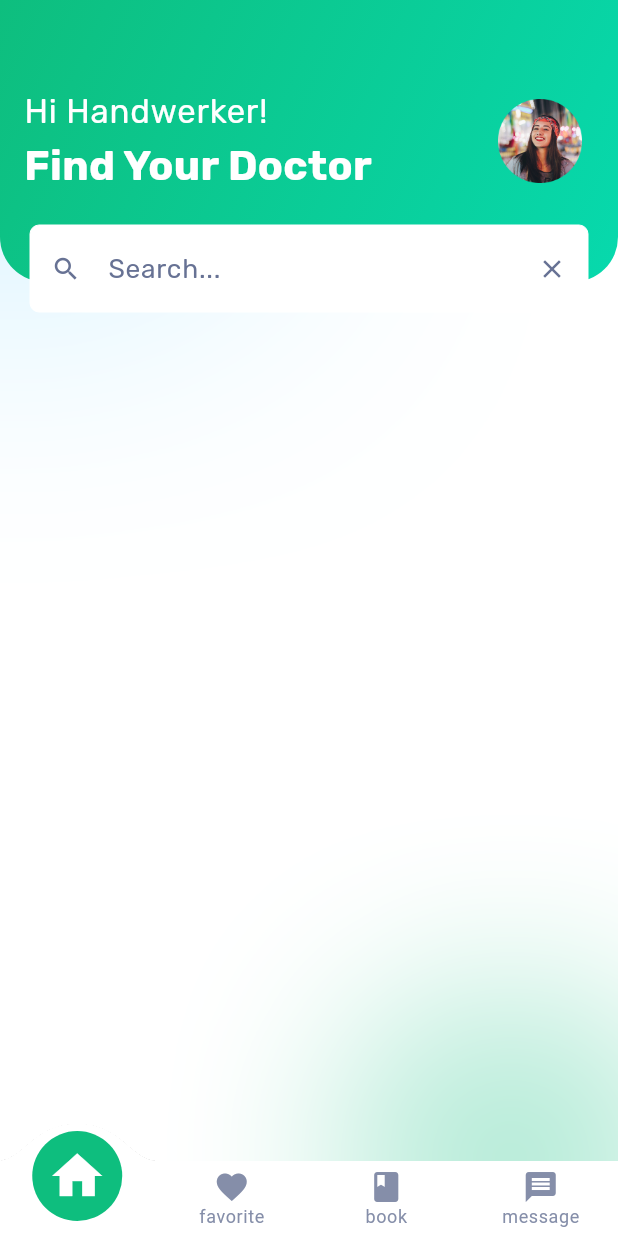
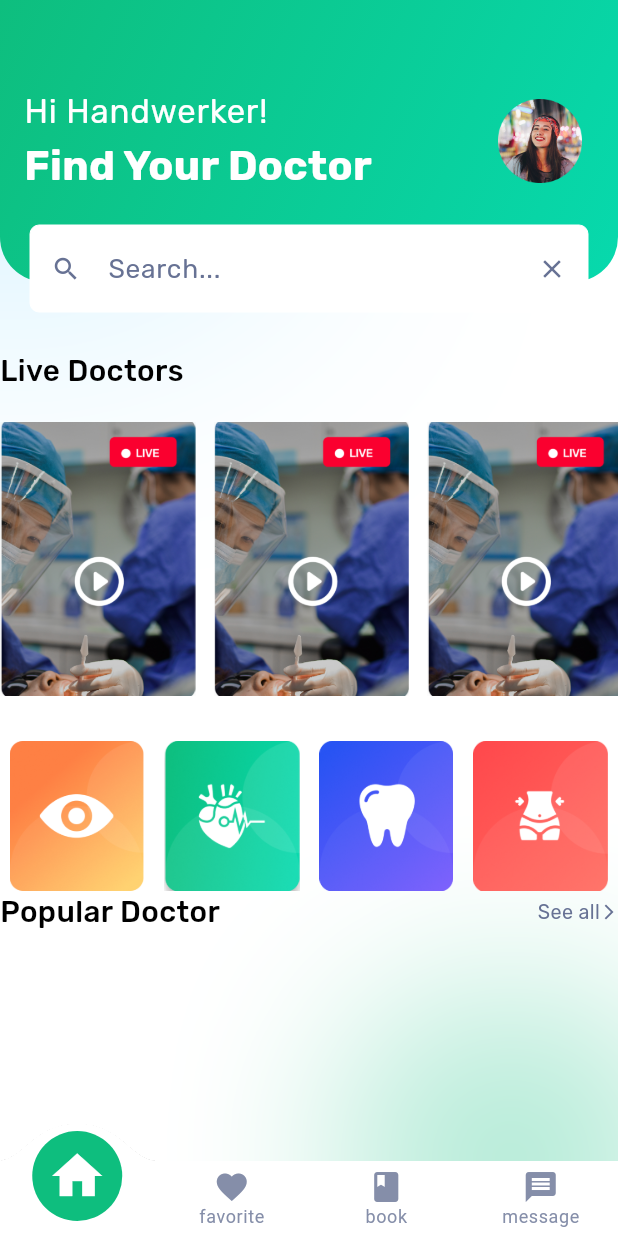
Before and after one commit to Elkady468/doctor_app, a Flutter app: the screen it shows after launch, on a phone screen of 412 x 824 dp. Run offline on Flutter 3.47's test engine with Material 3 defaults, Android fonts, the phone set to English and light mode, and no system bars; drawn by our look-alikes of convex_bottom_bar; our stand-ins replace flutter_svg.

Commit message:
add populer doctor header

```diff
--- a/lib/core/utils/Assets.dart
+++ b/lib/core/utils/Assets.dart
@@ -9,4 +9,11 @@ class Assets {
   static String Doctor2 = "assets/images/Ellipse 154 (1).png";
   static String Doctor3 = "assets/images/Ellipse 154 (2).png";
   static String userImage = "assets/images/Ellipse 26.png";
+  static String liveDoctor = "assets/images/doctor 2.png";
+  static String depr1 = "assets/images/Group 666.png";
+  static String depr2 = "assets/images/Group 665.png";
+  static String depr3 = "assets/images/Group 664.png";
+  static String depr4 = "assets/images/Group 667 (1).png";
+  static String populerDoctor1 = "assets/images/image.png";
+  static String populerDoctor2 = "assets/images/Rectangle 508.png";
 }
--- a/lib/feature/home/presentation/views/widgets/custom_app_bar.dart
+++ b/lib/feature/home/presentation/views/widgets/custom_app_bar.dart
@@ -2,7 +2,6 @@ import 'package:doctor_app/core/utils/Assets.dart';
 import 'package:doctor_app/core/utils/styles.dart';
 import 'package:doctor_app/feature/home/presentation/views/widgets/custom_text_field.dart';
 import 'package:flutter/material.dart';
-import 'package:flutter_svg/svg.dart';
 
 class CustomAppBar extends StatelessWidget {
   const CustomAppBar({super.key});
--- /dev/null
+++ b/lib/feature/home/presentation/views/widgets/deprs.dart
@@ -0,0 +1,18 @@
+import 'package:doctor_app/core/utils/Assets.dart';
+import 'package:flutter/material.dart';
+
+class Deprs extends StatelessWidget {
+  Deprs({super.key});
+  List<String> depr = [Assets.depr1, Assets.depr2, Assets.depr3, Assets.depr4];
+  @override
+  Widget build(BuildContext context) {
+    return Row(
+      children: [
+        Expanded(child: Image.asset(depr[0], height: 100)),
+        Expanded(child: Image.asset(depr[1], height: 100)),
+        Expanded(child: Image.asset(depr[2], height: 100)),
+        Expanded(child: Image.asset(depr[3], height: 100)),
+      ],
+    );
+  }
+}
--- /dev/null
+++ b/lib/feature/home/presentation/views/widgets/doctor_populer_header.dart
@@ -0,0 +1,22 @@
+import 'package:doctor_app/core/utils/styles.dart';
+import 'package:flutter/material.dart';
+
+class DoctorPopulerHeader extends StatelessWidget {
+  const DoctorPopulerHeader({super.key});
+
+  @override
+  Widget build(BuildContext context) {
+    return Row(
+      children: [
+        Text("Popular Doctor", style: Styles.Medium18(context)),
+        Spacer(),
+        Row(
+          children: [
+            Text("See all", style: Styles.Ligth12(context)),
+            Icon(Icons.arrow_forward_ios, size: 12, color: Color(0xff677294)),
+          ],
+        ),
+      ],
+    );
+  }
+}
--- /dev/null
+++ b/lib/feature/home/presentation/views/widgets/doctor_populer_item.dart
@@ -0,0 +1,25 @@
+import 'package:doctor_app/core/utils/Assets.dart';
+import 'package:flutter/material.dart';
+
+class DoctorPopulerItem extends StatelessWidget {
+  const DoctorPopulerItem({super.key});
+
+  @override
+  Widget build(BuildContext context) {
+    return Container(
+      decoration: ShapeDecoration(
+        shape: RoundedRectangleBorder(borderRadius: BorderRadius.circular(12)),
+        shadows: [
+          BoxShadow(
+            color: Color(0x14000000),
+            blurRadius: 40,
+            offset: Offset(0, 0),
+            spreadRadius: 0,
+          ),
+        ],
+        color: Colors.white,
+      ),
+      child: Column(children: [Image.asset(Assets.populerDoctor1)]),
+    );
+  }
+}
--- /dev/null
+++ b/lib/feature/home/presentation/views/widgets/doctor_populer_list_view.dart
@@ -0,0 +1,17 @@
+import 'package:doctor_app/feature/home/presentation/views/widgets/doctor_populer_item.dart';
+import 'package:flutter/material.dart';
+
+class DoctorPopulerListView extends StatelessWidget {
+  const DoctorPopulerListView({super.key});
+
+  @override
+  Widget build(BuildContext context) {
+    return ListView.builder(
+      scrollDirection: Axis.horizontal,
+      itemCount: 5,
+      itemBuilder: (context, index) {
+        return DoctorPopulerItem();
+      },
+    );
+  }
+}
--- a/lib/feature/home/presentation/views/widgets/home_view_body.dart
+++ b/lib/feature/home/presentation/views/widgets/home_view_body.dart
@@ -1,4 +1,8 @@
+import 'package:doctor_app/core/utils/styles.dart';
 import 'package:doctor_app/feature/home/presentation/views/widgets/custom_app_bar.dart';
+import 'package:doctor_app/feature/home/presentation/views/widgets/deprs.dart';
+import 'package:doctor_app/feature/home/presentation/views/widgets/doctor_populer_header.dart';
+import 'package:doctor_app/feature/home/presentation/views/widgets/live_doctor_list_view.dart';
 import 'package:flutter/material.dart';
 
 class HomeViewBody extends StatelessWidget {
@@ -6,8 +10,35 @@ class HomeViewBody extends StatelessWidget {
 
   @override
   Widget build(BuildContext context) {
-    return CustomScrollView(
-      slivers: [SliverToBoxAdapter(child: CustomAppBar())],
+    return Column(
+      children: [
+        CustomAppBar(),
+        SizedBox(height: 45),
+
+        Expanded(
+          child: CustomScrollView(
+            slivers: [
+              SliverToBoxAdapter(
+                child: Text("Live Doctors", style: Styles.Medium18(context)),
+              ),
+              SliverToBoxAdapter(
+                child: SizedBox(
+                  height:
+                      MediaQuery.of(context).size.height * .2463054187192118,
+                  child: LiveDoctorListView(),
+                ),
+              ),
+              SliverToBoxAdapter(child: SizedBox(height: 30)),
+              SliverToBoxAdapter(child: Deprs()),
+              SliverToBoxAdapter(child: DoctorPopulerHeader()),
+
+              // SliverToBoxAdapter(
+              //   child: SizedBox(height: 100, child: DoctorPopulerListView()),
+              // ),
+            ],
+          ),
+        ),
+      ],
     );
   }
 }
--- /dev/null
+++ b/lib/feature/home/presentation/views/widgets/live_doctor_list_view.dart
@@ -0,0 +1,21 @@
+import 'package:doctor_app/core/utils/Assets.dart';
+import 'package:flutter/material.dart';
+
+class LiveDoctorListView extends StatelessWidget {
+  const LiveDoctorListView({super.key});
+
+  @override
+  Widget build(BuildContext context) {
+    return ListView.builder(
+      itemCount: 8,
+      padding: EdgeInsets.zero,
+      scrollDirection: Axis.horizontal,
+      itemBuilder: (context, index) {
+        return Padding(
+          padding: const EdgeInsets.only(top: 20.0, right: 12),
+          child: Image.asset(Assets.liveDoctor),
+        );
+      },
+    );
+  }
+}
--- a/lib/main.dart
+++ b/lib/main.dart
@@ -1,5 +1,4 @@
 import 'package:doctor_app/feature/home/presentation/views/home_view.dart';
-import 'package:doctor_app/feature/splash/presentation/views/splash_view.dart';
 import 'package:flutter/material.dart';
 
 void main() {
```
Also changed, not shown: assets/images/Group 651.png (added), assets/images/Group 664.png (added), assets/images/Group 665.png (added), assets/images/Group 666.png (added), assets/images/Group 667 (1).png (added), assets/images/Rectangle 508.png (added), assets/images/doctor 2.png (added), assets/images/image.png (added).
